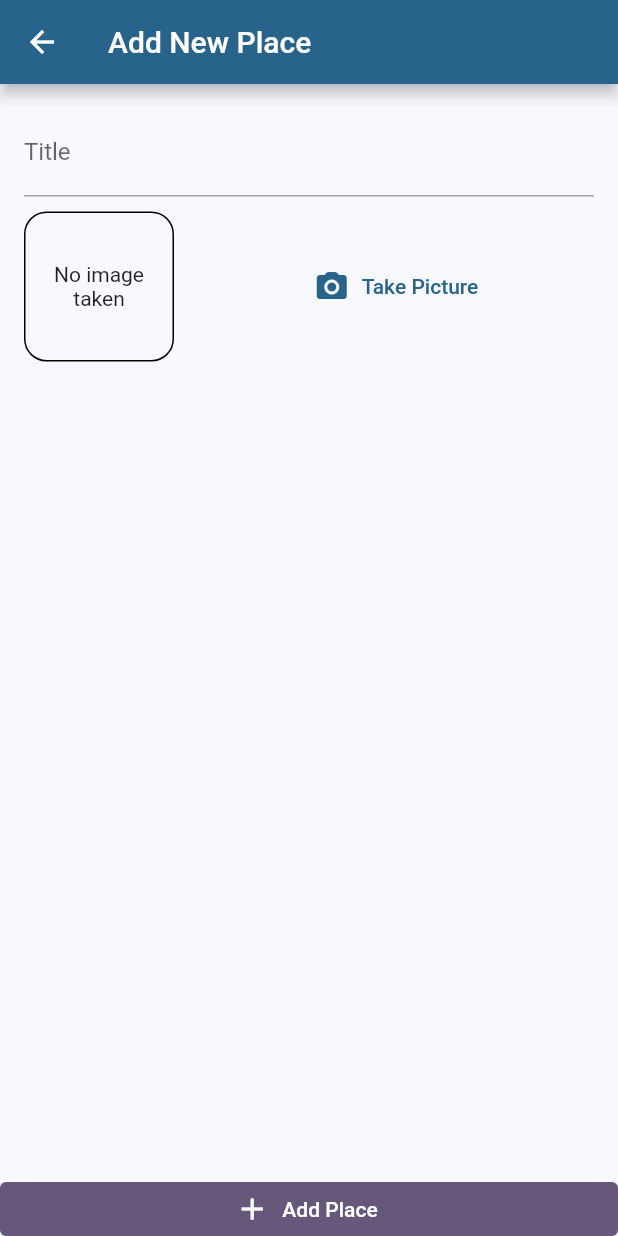
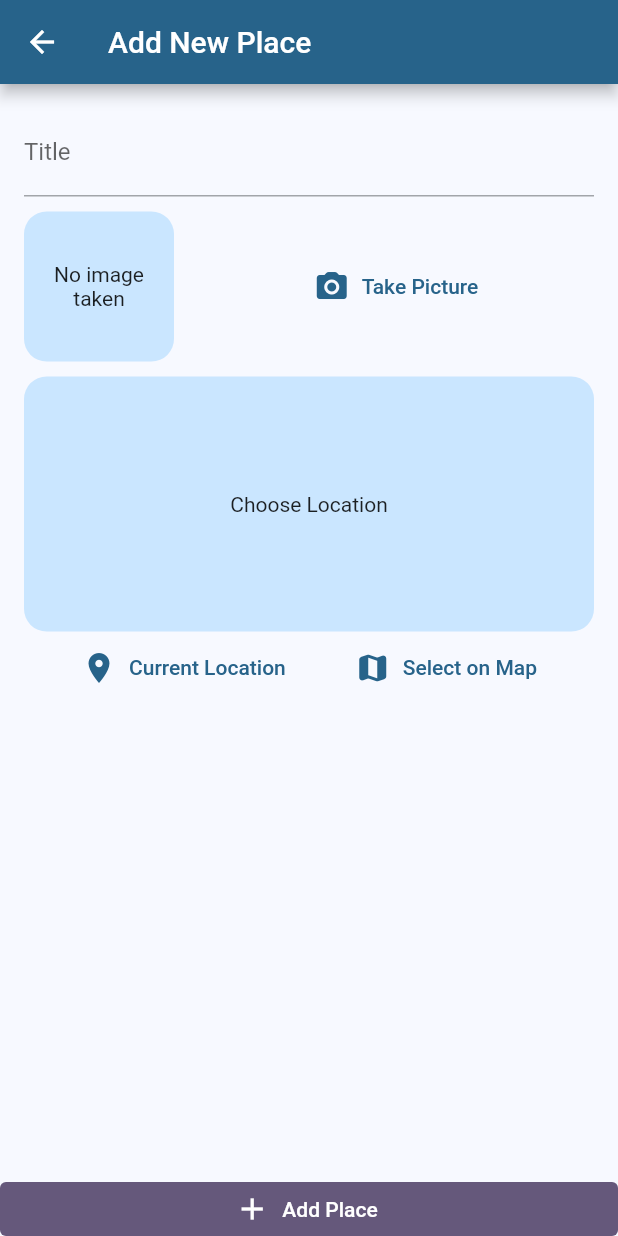
Before and after one commit to ranjeetrocky/fluttermax_map_native_features, a Flutter app: the AddPlaceScreen screen opened by its route, on a phone screen of 412 x 824 dp. Run offline on Flutter 3.47's test engine with Material 2 defaults, Android fonts, the phone set to English and light mode, and no system bars; our stand-ins replace image_picker, sqflite; accounts and stored records are empty.

Commit message:
9 prepared for location access

```diff
--- a/lib/screens/add_place_screen.dart
+++ b/lib/screens/add_place_screen.dart
@@ -3,6 +3,7 @@ import 'dart:io';
 import 'package:flutter/material.dart';
 import 'package:fluttermax_map_native_features/providers/great_places.dart';
 import 'package:fluttermax_map_native_features/widgets/image_input.dart';
+import 'package:fluttermax_map_native_features/widgets/location_input.dart';
 import 'package:provider/provider.dart';
 
 class AddPlaceScreen extends StatefulWidget {
@@ -51,10 +52,13 @@ class _AddPlaceScreenState extends State<AddPlaceScreen> {
                         const SizedBox(
                           height: 10,
                         ),
-                        Container(),
                         ImageInput(
                           onSelectImage: _selectImage,
-                        )
+                        ),
+                        const SizedBox(
+                          height: 10,
+                        ),
+                        const LocationInput(),
                       ],
                     )))),
         ElevatedButton.icon(
--- a/lib/widgets/image_input.dart
+++ b/lib/widgets/image_input.dart
@@ -68,8 +68,9 @@ class _ImageInputState extends State<ImageInput> {
                 ),
           alignment: Alignment.center,
           decoration: BoxDecoration(
-              border: Border.all(width: 1),
-              borderRadius: BorderRadius.circular(15)),
+            borderRadius: BorderRadius.circular(15),
+            color: Theme.of(context).colorScheme.primaryContainer,
+          ),
         ),
         const SizedBox(
           width: 16,
--- /dev/null
+++ b/lib/widgets/location_input.dart
@@ -0,0 +1,49 @@
+import 'package:flutter/material.dart';
+
+class LocationInput extends StatefulWidget {
+  const LocationInput({Key? key}) : super(key: key);
+
+  @override
+  _LocationInputState createState() => _LocationInputState();
+}
+
+class _LocationInputState extends State<LocationInput> {
+  String? _previewImgUrl;
+  @override
+  Widget build(BuildContext context) {
+    return Column(
+      children: [
+        Container(
+          height: 170,
+          width: double.infinity,
+          alignment: Alignment.center,
+          child: _previewImgUrl == null
+              ? const Text(
+                  'Choose Location',
+                )
+              : Image.network(
+                  _previewImgUrl!,
+                  fit: BoxFit.cover,
+                ),
+          decoration: BoxDecoration(
+            borderRadius: BorderRadius.circular(15),
+            color: Theme.of(context).colorScheme.primaryContainer,
+          ),
+        ),
+        Row(
+          mainAxisAlignment: MainAxisAlignment.spaceEvenly,
+          children: [
+            TextButton.icon(
+                onPressed: () {},
+                icon: const Icon(Icons.location_on),
+                label: const Text('Current Location')),
+            TextButton.icon(
+                onPressed: () {},
+                icon: const Icon(Icons.map_rounded),
+                label: const Text('Select on Map')),
+          ],
+        )
+      ],
+    );
+  }
+}
--- a/pubspec.yaml
+++ b/pubspec.yaml
@@ -3,7 +3,7 @@ description: A new Flutter project.
 
 # The following line prevents the package from being accidentally published to
 # pub.dev using `flutter pub publish`. This is preferred for private packages.
-publish_to: 'none' # Remove this line if you wish to publish to pub.dev
+publish_to: "none" # Remove this line if you wish to publish to pub.dev
 
 # The following defines the version and build number for your application.
 # A version number is three numbers separated by dots, like 1.2.43
@@ -30,7 +30,6 @@ dependencies:
   flutter:
     sdk: flutter
 
-
   # The following adds the Cupertino Icons font to your application.
   # Use with the CupertinoIcons class for iOS style icons.
   cupertino_icons: ^1.0.2
@@ -39,6 +38,7 @@ dependencies:
   path_provider: ^2.0.9
   path: ^1.8.0
   sqflite: ^2.0.2
+  location: ^4.3.0
 
 dev_dependencies:
   flutter_test:
@@ -56,7 +56,6 @@ dev_dependencies:
 
 # The following section is specific to Flutter.
 flutter:
-
   # The following line ensures that the Material Icons font is
   # included with your application, so that you can use the icons in
   # the material Icons class.
```
Also changed, not shown: pubspec.lock, 1 other file.
